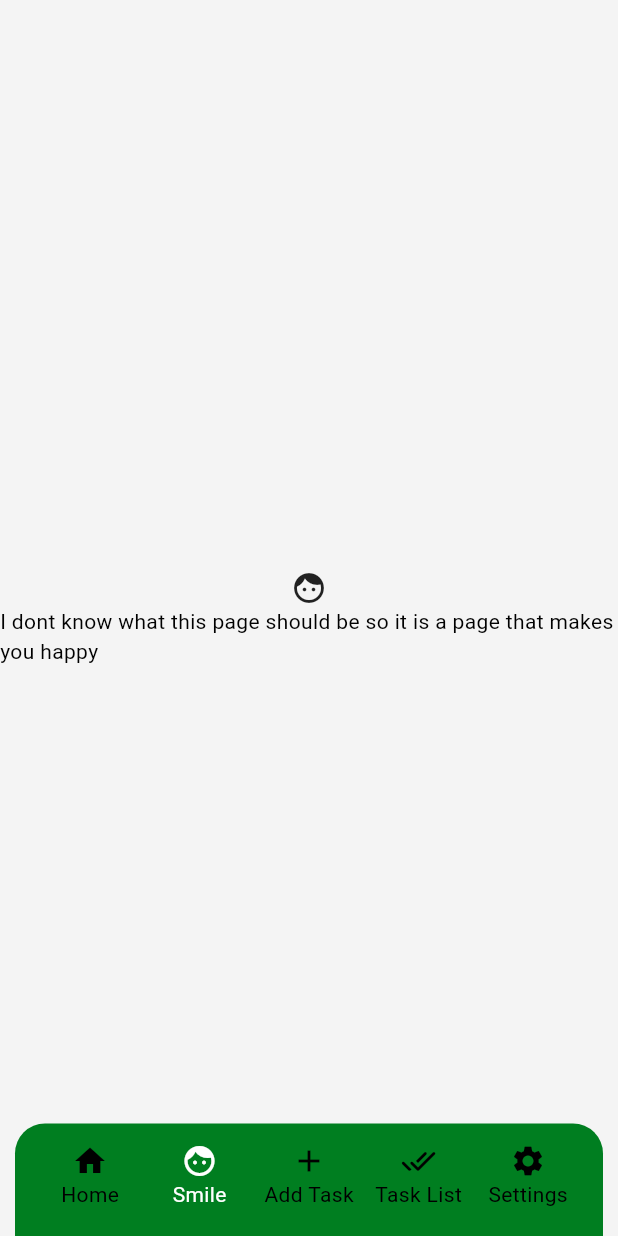
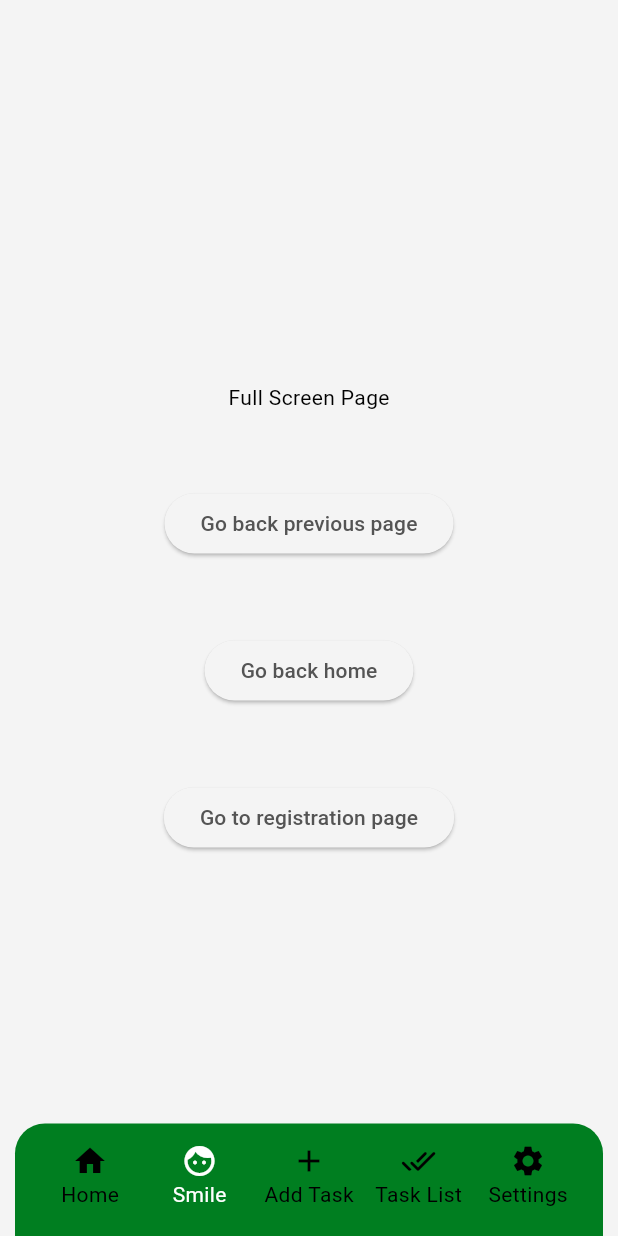
Before and after one commit to dani-banani/ComputingProject, a Flutter app: the SmilePage screen opened by its route, on a phone screen of 412 x 824 dp. Run offline on Flutter 3.47's test engine with Material 3 defaults, Android fonts, the phone set to English and light mode, and no system bars; our stand-ins replace get, supabase_flutter; accounts and stored records are empty; Roboto replaces fonts that are missing (Arial).

Commit message:
Commit before merge

```diff
--- a/lib/main.dart
+++ b/lib/main.dart
@@ -28,7 +28,7 @@ class MainApp extends StatefulWidget {
 class _MainAppState extends State<MainApp> {
   final supabase = Supabase.instance.client;
 
-  final List<String> noFooterRoutes = [AppRoutes.registration];
+  final List<String> noFooterRoutes = [AppRoutes.registration,AppRoutes.splash];
 
   @override
   Widget build(BuildContext context) {
@@ -58,7 +58,7 @@ class _MainAppState extends State<MainApp> {
         // ),
       ),
       debugShowCheckedModeBanner: false,
-      initialRoute: AppRoutes.registration,
+      initialRoute: AppRoutes.splash,
       getPages: AppRoutes.pages,
       navigatorKey: Get.key,
       navigatorObservers: [
--- a/lib/navigation/app_bindings.dart
+++ b/lib/navigation/app_bindings.dart
@@ -2,11 +2,14 @@ import 'package:get/get.dart';
 
 import 'package:computing_project/pages/registration/registration_controller.dart';
 import 'package:computing_project/pages/settings/settings_controller.dart';
+import 'package:computing_project/pages/add_task/add_task_controller.dart';
+
 
 class AppBindings extends Bindings {
   @override
   void dependencies() {
     Get.lazyPut(() => RegistrationController());
     Get.lazyPut(() => SettingsController());
+    Get.lazyPut(() => AddTaskController());
   }
 }
--- a/lib/navigation/app_routes.dart
+++ b/lib/navigation/app_routes.dart
@@ -3,10 +3,11 @@ import 'package:get/get.dart';
 
 import '../pages/smile_page.dart';
 import '../pages/home_page.dart';
-import '../pages/add_task_page.dart';
+import '../pages/add_task/add_task_page.dart';
 import '../pages/settings/settings_page.dart';
 import '../pages/task_list_page.dart';
 import '../pages/registration/registration_page.dart';
+import '../pages/splash_page.dart';
 
 class AppRoutes {
   static List<GetPage> pages = [
@@ -17,10 +18,12 @@ class AppRoutes {
     GetPage(
       name: AppRoutes.addTask,
       page: () => AddTaskPage(),
+      binding: AppBindings()
     ),
     GetPage(
       name: AppRoutes.settings,
       page: () => SettingsPage(),
+      binding: AppBindings()
     ),
     GetPage(
       name: AppRoutes.taskList,
@@ -33,7 +36,8 @@ class AppRoutes {
     GetPage(
         name: AppRoutes.registration,
         page: () => RegistrationPage(colorScheme: Get.theme.colorScheme),
-        binding: AppBindings())
+        binding: AppBindings()),
+    GetPage(name: AppRoutes.splash, page: () => SplashPage())
   ];
 
   static const String home = '/pages/home_page.dart';
@@ -43,4 +47,5 @@ class AppRoutes {
   static const String smile = '/pages/smile_page.dart';
   static const String registration =
       '/pages/registration/registration_page.dart';
+  static const String splash = '/pages/splash_page.dart';
 }
--- /dev/null
+++ b/lib/pages/add_task/add_task_page.dart
@@ -0,0 +1,13 @@
+import 'package:computing_project/navigation/app_routes.dart';
+import 'package:computing_project/pages/add_task/add_task_controller.dart';
+import 'package:flutter/material.dart';
+import 'package:get/get.dart';
+
+class AddTaskPage extends GetView<AddTaskController> {
+
+  Widget build(BuildContext context) {
+    return Scaffold(
+      body: Container(child: Text("Add Task Page"),)
+    );
+  }
+}
--- a/lib/pages/registration/registration_controller.dart
+++ b/lib/pages/registration/registration_controller.dart
@@ -16,7 +16,6 @@ class RegistrationController extends GetxController {
   Rx<TextEditingController> confirmPasswordController =
       TextEditingController().obs;
   Rx<TextEditingController> usernameController = TextEditingController().obs;
-  Rx<TextEditingController> birthdateController = TextEditingController().obs;
 
   RxString gender = "".obs;
   Rx<DateTime> birthdate = DateTime.now().obs;
--- a/lib/pages/registration/registration_page.dart
+++ b/lib/pages/registration/registration_page.dart
@@ -3,13 +3,13 @@ import 'package:flutter/material.dart';
 import 'package:get/get.dart';
 import 'package:intl/intl.dart';
 
-import '../../navigation/app_routes.dart';
 import './registration_controller.dart';
 
 class RegistrationPage extends GetView<RegistrationController> {
   final ColorScheme colorScheme;
-  RegistrationPage({Key? key, required this.colorScheme}) : super(key: key);
+  const RegistrationPage({super.key, required this.colorScheme});
 
+  @override
   Widget build(BuildContext context) {
     String userRegistrationStateLabel;
     List<Widget> activeForm;
--- a/lib/pages/smile_page.dart
+++ b/lib/pages/smile_page.dart
@@ -1,4 +1,7 @@
 import 'package:flutter/material.dart';
+import 'package:get/get.dart';
+
+import '../navigation/app_routes.dart';
 
 class SmilePage extends StatefulWidget {
   const SmilePage({super.key});
@@ -11,14 +14,32 @@ class _SmilePageState extends State<SmilePage> {
   @override
   Widget build(BuildContext context) {
     return Container(
-      height: double.infinity,
-      child: Column(
-        mainAxisAlignment: MainAxisAlignment.center,
-        children: [
-          Icon(Icons.face),
-          Text("I dont know what this page should be so it is a page that makes you happy"),
-        ],
-      ),
-    );
+        height: 500,
+        width: double.infinity,
+        child: Column(
+          mainAxisAlignment: MainAxisAlignment.center,
+          crossAxisAlignment: CrossAxisAlignment.center,
+          children: [
+            Text("Full Screen Page"),
+            SizedBox(
+              height: 50,
+            ),
+            ElevatedButton(
+                onPressed: () => Get.back(),
+                child: Text("Go back previous page")),
+            SizedBox(
+              height: 50,
+            ),
+            ElevatedButton(
+                onPressed: () => Get.offAndToNamed(AppRoutes.home),
+                child: Text("Go back home")),
+            SizedBox(
+              height: 50,
+            ),
+            ElevatedButton(
+                onPressed: () => Get.toNamed(AppRoutes.registration),
+                child: Text("Go to registration page")),
+          ],
+        ));
   }
 }
--- a/lib/widgets/error_snackbar_widget.dart
+++ b/lib/widgets/error_snackbar_widget.dart
@@ -4,7 +4,6 @@ import 'package:get/get.dart';
 class ErrorSnackbarWidget {
   static void showSnackbar({required String title, required List<String> messages}) {
 
-      print("ErrorSnackbarWidget build");
       Get.snackbar(
         "",
         "",
```
Also changed, not shown: lib/pages/add_task/add_task_controller.dart (added, +12 -0 lines), lib/pages/add_task_page.dart (deleted, +0 -40 lines), lib/pages/splash_page.dart (+42 -0 lines), 4 other files. Lines whose indentation alone changed are shown as unchanged.
